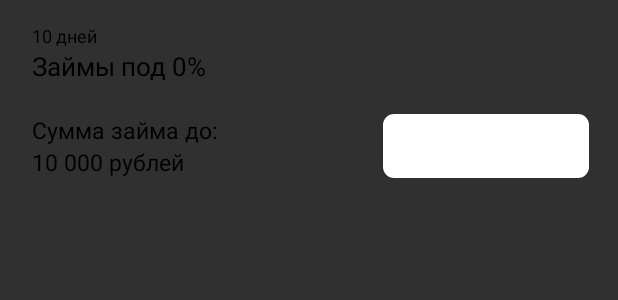
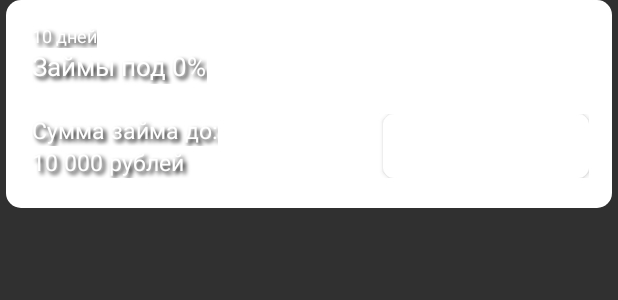
Before and after one commit to vdudiev/FirstTest, an Android app: the layout recycler_good_offers_row.xml on its own in the app's theme, with its tools: preview values and no code run, on a phone screen of 412 x 824 dp. Shown: the top 300 px of the screen. Run offline under Robolectric (Android 15) with nearby library versions, the phone set to English and light mode, and no system bars.

Commit message:
This is my firs project

```diff
--- a/app/src/main/res/layout/recycler_good_offers_row.xml
+++ b/app/src/main/res/layout/recycler_good_offers_row.xml
@@ -11,16 +11,21 @@
         android:layout_height="match_parent"
         android:layout_marginStart="4dp"
         android:layout_marginEnd="4dp"
-        android:orientation="vertical">
+        android:orientation="vertical"
+        android:background="@drawable/round_corner_linearlayout">
 
         <TextView
             android:id="@+id/text_date_good_offers"
             android:layout_width="wrap_content"
             android:layout_height="wrap_content"
+            android:shadowColor="@color/colorBlack"
+            android:shadowRadius="3"
+            android:shadowDx="3"
+            android:shadowDy="3"
             android:layout_marginStart="17dp"
             android:layout_marginTop="15dp"
             android:text="10 дней"
-            android:textColor="@color/colorBlack"
+            android:textColor="@color/colorWhite"
             android:textSize="12sp" />
 
         <TextView
@@ -28,8 +33,12 @@
             android:layout_width="wrap_content"
             android:layout_height="wrap_content"
             android:layout_marginStart="17dp"
+            android:shadowColor="@color/colorBlack"
+            android:shadowRadius="3"
+            android:shadowDx="3"
+            android:shadowDy="3"
             android:text="Займы под 0%"
-            android:textColor="@color/colorBlack"
+            android:textColor="@color/colorWhite"
             android:textSize="17sp" />
 
         <LinearLayout
@@ -50,16 +59,24 @@
                     android:id="@+id/text_text_good_offers"
                     android:layout_width="wrap_content"
                     android:layout_height="wrap_content"
+                    android:shadowColor="@color/colorBlack"
+                    android:shadowDx="3"
+                    android:shadowDy="3"
+                    android:shadowRadius="3"
                     android:text="Сумма займа до:"
-                    android:textColor="@color/colorBlack"
+                    android:textColor="@color/colorWhite"
                     android:textSize="15sp" />
 
                 <TextView
                     android:id="@+id/text_sum_good_offers"
                     android:layout_width="match_parent"
                     android:layout_height="wrap_content"
+                    android:shadowColor="@color/colorBlack"
+                    android:shadowRadius="3"
+                    android:shadowDx="3"
+                    android:shadowDy="3"
                     android:text="10 000 рублей"
-                    android:textColor="@color/colorBlack"
+                    android:textColor="@color/colorWhite"
                     android:textSize="15sp" />
             </LinearLayout>
 
```
Also changed, not shown: app/src/main/java/com/example/firsttest/ArticleGoodOffersAdapter.java (+29 -2 lines).
